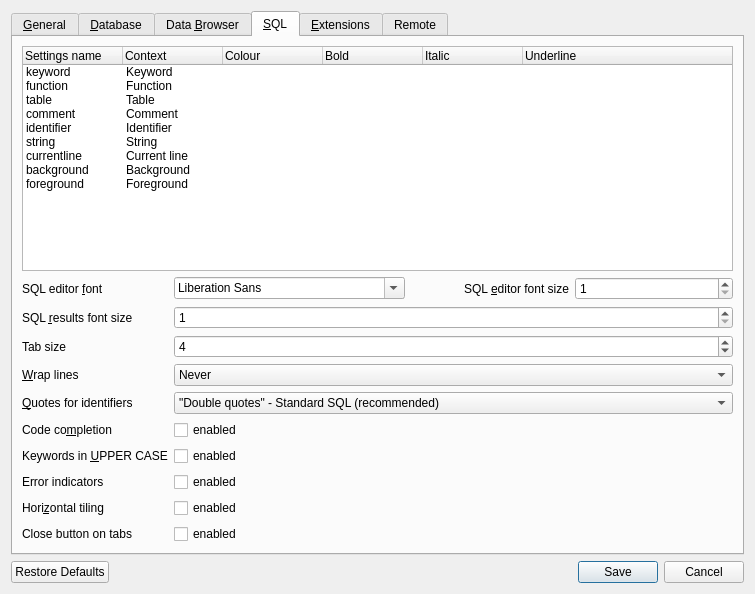
Above: src/PreferencesDialog.ui from sqlitebrowser/sqlitebrowser before the change. Below: the same form after it.
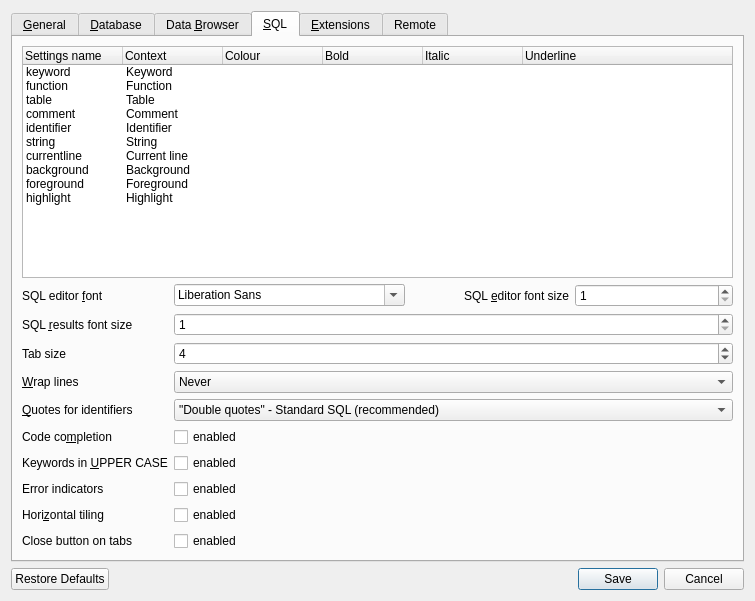
That is the form after the change. The open tabs and pages were chosen to show the change. Icons and pictures are not drawn. Custom widgets are drawn as their Qt base class.

Diff of the .ui file:
```diff
--- a/src/PreferencesDialog.ui
+++ b/src/PreferencesDialog.ui
@@ -7,7 +7,7 @@
     <x>0</x>
     <y>0</y>
     <width>755</width>
-    <height>594</height>
+    <height>601</height>
    </rect>
   </property>
   <property name="windowTitle">
@@ -1293,6 +1293,14 @@
            <string>Foreground</string>
           </property>
          </item>
+         <item>
+          <property name="text">
+           <string>highlight</string>
+          </property>
+          <property name="text">
+           <string>Highlight</string>
+          </property>
+         </item>
         </widget>
        </item>
        <item>
```
